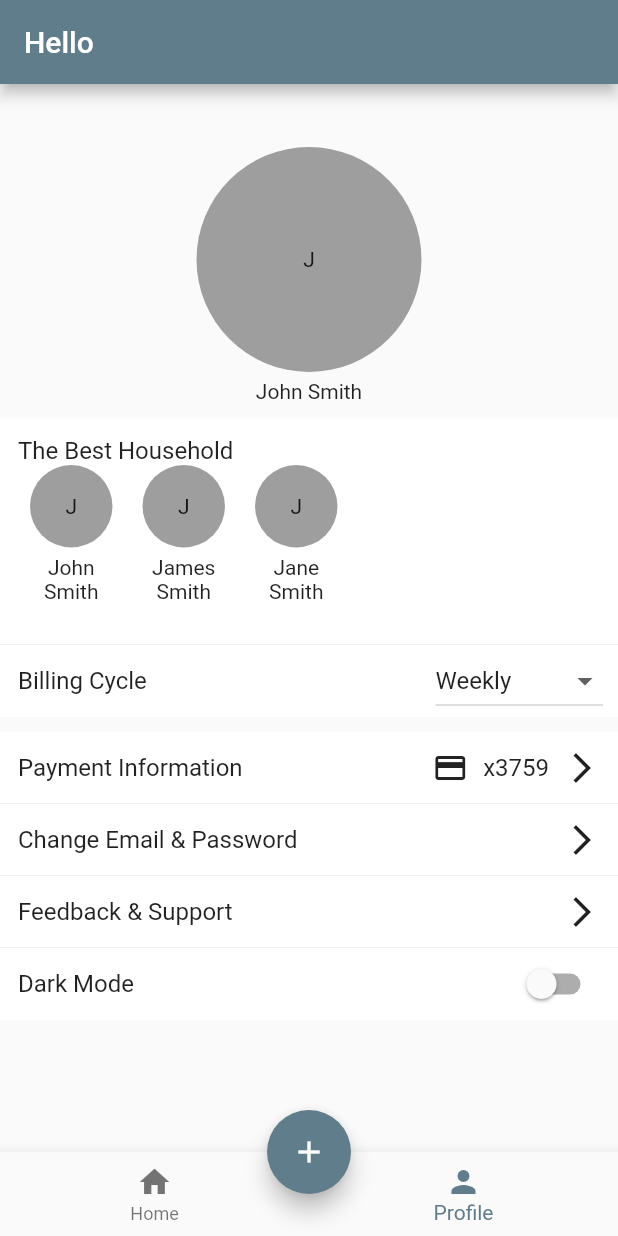
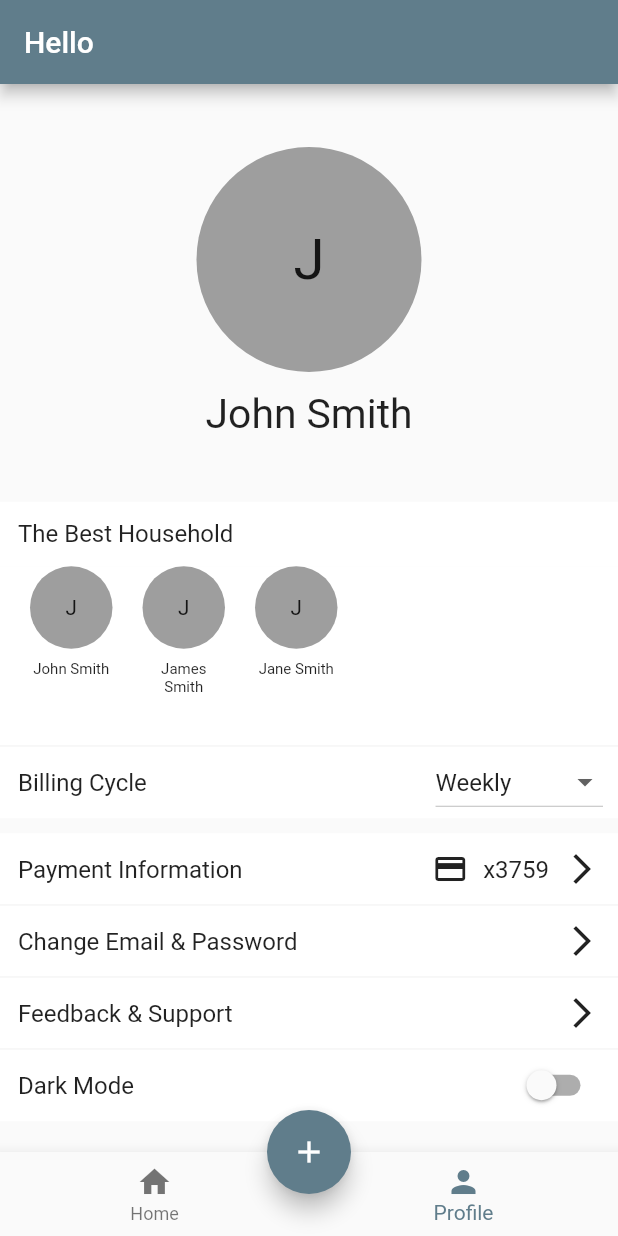
Before and after one commit to kungpaogao/nyf-mobile, a Flutter app: the screen it shows after launch, item 2 of the bottom bar chosen, on a phone screen of 412 x 824 dp. Run offline on Flutter 3.47's test engine with Material 2 defaults, Android fonts, the phone set to English and light mode, and no system bars.

Commit message:
Changes to profile padding

```diff
--- a/lib/components/household_settings.dart
+++ b/lib/components/household_settings.dart
@@ -24,7 +24,7 @@ class _HouseholdSettingsState extends State<HouseholdSettings> {
             Expanded(
               child: Container(
                 color: Colors.white,
-                padding: EdgeInsets.only(top: 12.0, left: 12.0, right: 12.0),
+                padding: EdgeInsets.all(12.0),
                 child: Text("The Best Household",
                     style: TextStyle(
                       fontSize: 16.0,
--- a/lib/components/profile_banner.dart
+++ b/lib/components/profile_banner.dart
@@ -14,7 +14,7 @@ class ProfileBanner extends StatelessWidget {
       child: Column(
         children: <Widget>[
           Padding(
-              padding: EdgeInsets.only(top: 32.0),
+              padding: EdgeInsets.only(top: 32.0, bottom: 32.0),
               child: UserIcon(width: 150, height: 150, user: sampleUsers[0])),
         ],
       ),
--- a/lib/components/transaction_list.dart
+++ b/lib/components/transaction_list.dart
@@ -1,4 +1,6 @@
 import 'package:flutter/material.dart';
+import 'package:flutter/cupertino.dart';
+import 'package:flutter/data/transaction.dart';
 
 class TransactionList extends StatefulWidget {
   TransactionList({Key key}) : super(key: key);
--- a/lib/components/user_icon.dart
+++ b/lib/components/user_icon.dart
@@ -28,17 +28,17 @@ class UserIcon extends StatelessWidget {
             color: Colors.grey,
           ),
           child: Center(
-            child: Text(user.firstName[0]),
+            child:
+                Text(user.firstName[0], style: TextStyle(fontSize: width / 4)),
           ),
         ),
         Container(
           width: width,
           margin: EdgeInsets.only(top: 5.0),
-          // padding: EdgeInsets.symmetric(),
-          child: Text(
-            user.firstName + " " + user.lastName,
-            textAlign: TextAlign.center,
-          ),
+          padding: EdgeInsets.only(top: width / 20),
+          child: Text(user.firstName + " " + user.lastName,
+              textAlign: TextAlign.center,
+              style: TextStyle(fontSize: width / 5.5)),
         )
       ],
     );
```
